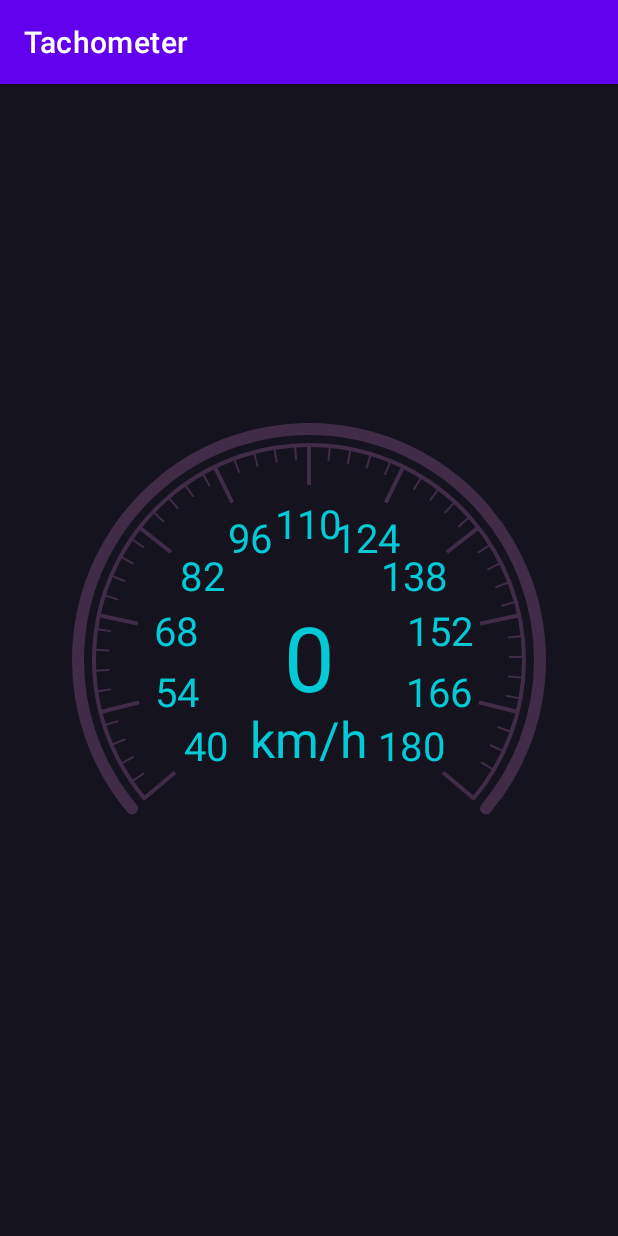
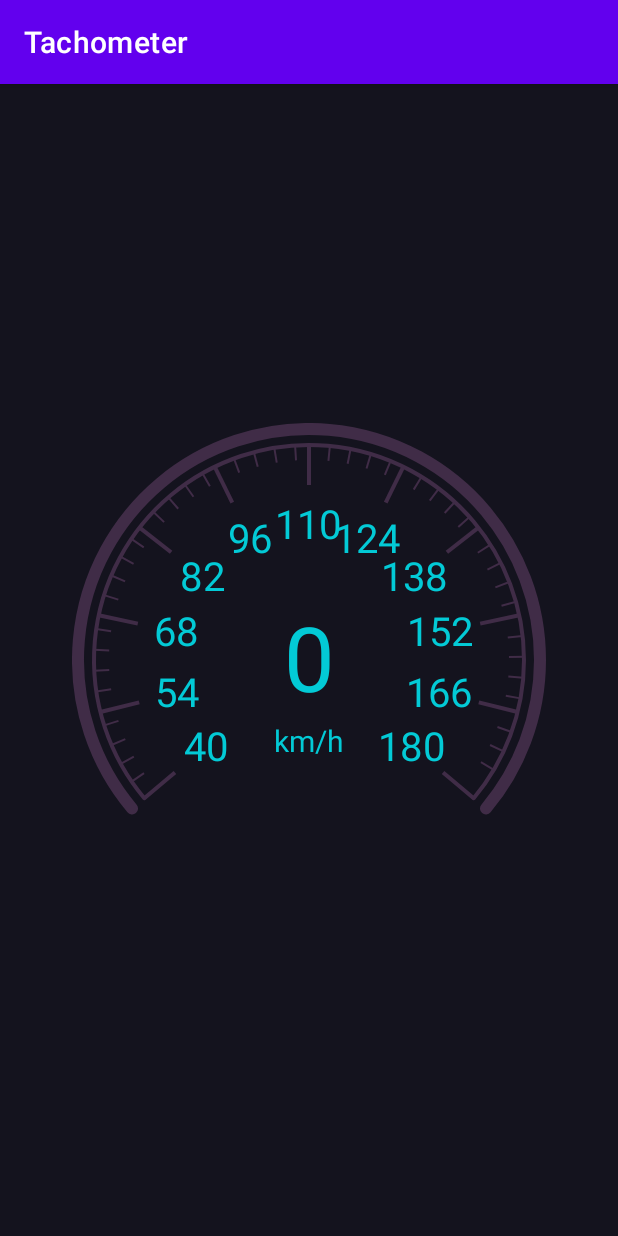
Before and after one commit to Naaatan/Tachometer, an Android app: the screen it shows after launch (MainActivity), on a phone screen of 412 x 824 dp. Run offline under Robolectric (Android 15) with nearby library versions, the phone set to English and light mode, and no system bars; our stand-ins replace data binding; 1 statement that could not run was skipped.

Commit message:
update - add metricTextSize attribute.

```diff
--- a/app/src/main/res/layout/main_fragment.xml
+++ b/app/src/main/res/layout/main_fragment.xml
@@ -4,6 +4,7 @@
     xmlns:tools="http://schemas.android.com/tools">
 
     <data>
+
         <variable
             name="viewModel"
             type="nay.tachometer.ui.main.MainViewModel" />
@@ -13,8 +14,8 @@
         android:id="@+id/main"
         android:layout_width="match_parent"
         android:layout_height="match_parent"
-        tools:context=".ui.main.MainFragment"
-        android:background="#14131E">
+        android:background="#14131E"
+        tools:context=".ui.main.MainFragment">
 
         <nay.lib.Tachometer
             android:id="@+id/tachometer"
@@ -22,20 +23,21 @@
             android:layout_height="wrap_content"
             android:layout_marginStart="48dp"
             android:layout_marginEnd="48dp"
+            app:layout_constraintBottom_toBottomOf="parent"
+            app:layout_constraintEnd_toEndOf="parent"
+            app:layout_constraintStart_toStartOf="parent"
+            app:layout_constraintTop_toTopOf="parent"
+            app:value="@{viewModel.meterValue}"
             app:max="@{viewModel.max}"
             app:min="@{viewModel.min}"
-            app:value="@{viewModel.meterValue}"
             app:borderSize="8dp"
             app:borderColor="#402c47"
             app:fillColor="#03cad6"
+            app:metricText="km/h"
+            app:metricTextSize="20sp"
+            app:valueTextSize="60sp"
             app:textColor="#03cad6"
-            app:valueTextSize="60sp"
-            app:textGap="24dp"
-            app:metricText="km/h"
-            app:layout_constraintBottom_toBottomOf="parent"
-            app:layout_constraintEnd_toEndOf="parent"
-            app:layout_constraintStart_toStartOf="parent"
-            app:layout_constraintTop_toTopOf="parent" />
+            app:textGap="24dp" />
 
     </androidx.constraintlayout.widget.ConstraintLayout>
 </layout>
--- a/lib/src/main/java/nay/lib/Tachometer.kt
+++ b/lib/src/main/java/nay/lib/Tachometer.kt
@@ -50,6 +50,9 @@ class Tachometer @JvmOverloads constructor(
 
     @Dimension
     private var mValueTextSize = 260f
+
+    @Dimension
+    private var mMetricTextSize = 50f
 
     @ColorInt
     private var mBorderColor = Color.parseColor("#402c47")
@@ -158,6 +161,13 @@ class Tachometer @JvmOverloads constructor(
             invalidate()
         }
 
+    var metricTextSize: Float
+        @Dimension get() = mMetricTextSize
+        set(@Dimension value) {
+            paintMetric.textSize = value
+            invalidate()
+        }
+
     ///////////////////////////////////////////////////////////////////////////
     // Paints
     ///////////////////////////////////////////////////////////////////////////
@@ -219,7 +229,7 @@ class Tachometer @JvmOverloads constructor(
         isAntiAlias = true
         style = Paint.Style.FILL
         color = textColor
-        textSize = 50f
+        textSize = metricTextSize
     }
 
     ///////////////////////////////////////////////////////////////////////////
@@ -279,6 +289,10 @@ class Tachometer @JvmOverloads constructor(
                 valueTextSize = getDimension(
                     R.styleable.Tachometer_valueTextSize,
                     valueTextSize
+                )
+                metricTextSize = getDimension(
+                    R.styleable.Tachometer_metricTextSize,
+                    metricTextSize
                 )
                 textGap = getDimension(
                     R.styleable.Tachometer_textGap,
--- a/lib/src/main/res/values/attrs.xml
+++ b/lib/src/main/res/values/attrs.xml
@@ -6,6 +6,7 @@
         <attr name="min" format="integer" />
         <attr name="borderSize" format="dimension" />
         <attr name="valueTextSize" format="dimension" />
+        <attr name="metricTextSize" format="dimension" />
         <attr name="textGap" format="dimension" />
         <attr name="metricText" format="string" />
 
```
